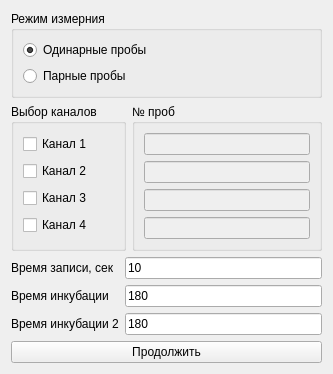
krang4d/Agrekola, file startmeasurment.ui: the form before one commit.
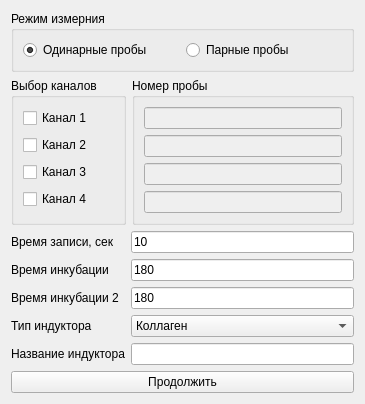
The form after the commit.

Commit message: rename Измерение -> Тест, add a ComboBox for the types of inductor

```diff
--- a/startmeasurment.ui
+++ b/startmeasurment.ui
@@ -6,8 +6,8 @@
    <rect>
     <x>0</x>
     <y>0</y>
-    <width>333</width>
-    <height>353</height>
+    <width>365</width>
+    <height>382</height>
    </rect>
   </property>
   <property name="sizePolicy">
@@ -50,7 +50,7 @@
      <property name="checkable">
       <bool>false</bool>
      </property>
-     <layout class="QVBoxLayout" name="verticalLayout_3">
+     <layout class="QHBoxLayout" name="horizontalLayout_2">
       <item>
        <widget class="QRadioButton" name="radioButton_single">
         <property name="text">
@@ -113,7 +113,7 @@
      <item>
       <widget class="QGroupBox" name="groupBox">
        <property name="title">
-        <string>№ проб</string>
+        <string>Номер пробы</string>
        </property>
        <layout class="QVBoxLayout" name="verticalLayout_2">
         <item>
@@ -205,6 +205,56 @@
        </property>
       </widget>
      </item>
+     <item row="3" column="1">
+      <widget class="QComboBox" name="comboBox_inductor">
+       <item>
+        <property name="text">
+         <string>Коллаген</string>
+        </property>
+       </item>
+       <item>
+        <property name="text">
+         <string>АДФ</string>
+        </property>
+       </item>
+       <item>
+        <property name="text">
+         <string>Ристомицин</string>
+        </property>
+       </item>
+       <item>
+        <property name="text">
+         <string>Адреналин</string>
+        </property>
+       </item>
+       <item>
+        <property name="text">
+         <string>Другой</string>
+        </property>
+       </item>
+      </widget>
+     </item>
+     <item row="4" column="1">
+      <widget class="QLineEdit" name="lineEdit_iname">
+       <property name="enabled">
+        <bool>true</bool>
+       </property>
+      </widget>
+     </item>
+     <item row="3" column="0">
+      <widget class="QLabel" name="label_itype">
+       <property name="text">
+        <string>Тип индуктора</string>
+       </property>
+      </widget>
+     </item>
+     <item row="4" column="0">
+      <widget class="QLabel" name="label_iname">
+       <property name="text">
+        <string>Название индуктора</string>
+       </property>
+      </widget>
+     </item>
     </layout>
    </item>
    <item>
```
Left out of the diff: 1 changed line with no effect on the pictures. The commit also changes 14 other files.
